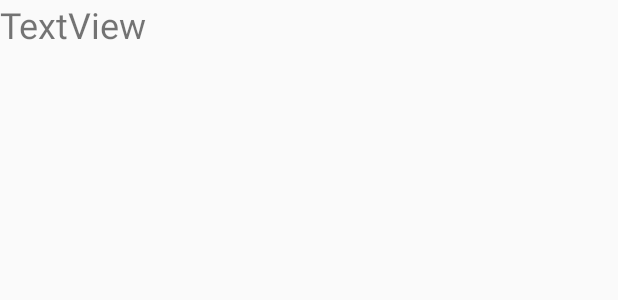
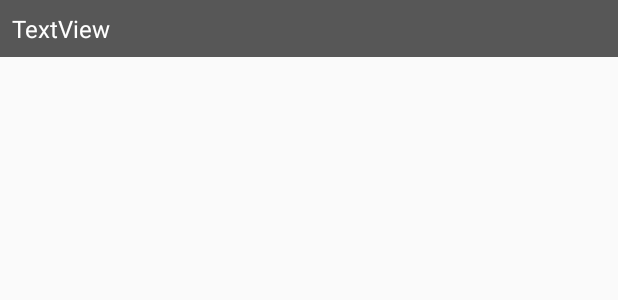
Before and after one commit to ZmanHsiao/calendar_planner, an Android app: the layout widget_list_item.xml on its own in the app's theme, with its tools: preview values and no code run, on a phone screen of 412 x 824 dp. Shown: the top 300 px of the screen. Run offline under Robolectric (Android 15) with nearby library versions, the phone set to English and light mode, and no system bars.

Commit message:
:house: Home screen widget

```diff
--- a/app/src/main/java/edu/uw/colind4/calendar_planner/HomeWidget.kt
+++ b/app/src/main/java/edu/uw/colind4/calendar_planner/HomeWidget.kt
@@ -3,10 +3,10 @@ package edu.uw.colind4.calendar_planner
 import android.app.PendingIntent
 import android.appwidget.AppWidgetManager
 import android.appwidget.AppWidgetProvider
-import android.content.ComponentName
 import android.content.Context
 import android.content.Intent
 import android.widget.RemoteViews
+import android.widget.Toast
 
 /**
  * Implementation of App Widget functionality.
@@ -44,6 +44,7 @@ class HomeWidget : AppWidgetProvider() {
                 setOnClickPendingIntent(R.id.appwidget_title_text, pendingIntent)
             }
         appWidgetManager.updateAppWidget(appWidgetId, views)
+        Toast.makeText(context, "onClick Updated!", Toast.LENGTH_SHORT).show()
     }
 
     // Update ListView in the widget
@@ -54,5 +55,6 @@ class HomeWidget : AppWidgetProvider() {
                 setRemoteAdapter(R.id.appwidget_list, intent)
             }
         appWidgetManager.updateAppWidget(appWidgetId, views)
+        Toast.makeText(context, "ListView Updated!", Toast.LENGTH_SHORT).show()
     }
 }
--- a/app/src/main/java/edu/uw/colind4/calendar_planner/MainActivity.kt
+++ b/app/src/main/java/edu/uw/colind4/calendar_planner/MainActivity.kt
@@ -17,7 +17,7 @@ class MainActivity : AppCompatActivity() {
 
     private fun updateWidget() {
         val intent = Intent(this, HomeWidget::class.java)
-        intent.setAction(AppWidgetManager.ACTION_APPWIDGET_UPDATE)
+        intent.action = AppWidgetManager.ACTION_APPWIDGET_UPDATE
         val ids = AppWidgetManager.getInstance(this).getAppWidgetIds(ComponentName(this, AppWidgetManager::class.java))
         intent.putExtra(AppWidgetManager.EXTRA_APPWIDGET_ID, ids)
         sendBroadcast(intent);
--- a/app/src/main/res/layout/widget_list_item.xml
+++ b/app/src/main/res/layout/widget_list_item.xml
@@ -1,12 +1,15 @@
 <?xml version="1.0" encoding="utf-8"?>
 <LinearLayout xmlns:android="http://schemas.android.com/apk/res/android"
     android:orientation="vertical" android:layout_width="match_parent"
-    android:layout_height="match_parent">
+    android:layout_height="wrap_content"
+    android:background="#A6000000">
 
     <TextView
-        android:textSize="24dp"
+        android:textSize="16sp"
+        android:padding="8dp"
         android:id="@+id/widget_list_text"
         android:layout_width="match_parent"
         android:layout_height="wrap_content"
+        android:textColor="#fff"
         android:text="TextView" />
 </LinearLayout>
--- a/build.gradle
+++ b/build.gradle
@@ -8,7 +8,7 @@ buildscript {
 
     }
     dependencies {
-        classpath 'com.android.tools.build:gradle:3.5.1'
+        classpath 'com.android.tools.build:gradle:3.5.2'
         classpath "org.jetbrains.kotlin:kotlin-gradle-plugin:$kotlin_version"
         // NOTE: Do not place your application dependencies here; they belong
         // in the individual module build.gradle files
```
Also changed, not shown: app/src/main/java/edu/uw/colind4/calendar_planner/WidgetRemoteViewsFactory.kt (+6 -5 lines), app/src/main/res/drawable-anydpi/ic_widget_add.xml (added, +14 -0 lines), app/src/main/res/layout/home_widget.xml (+9 -9 lines), app/src/main/res/drawable-hdpi/ic_widget_add.png (added), app/src/main/res/drawable-mdpi/ic_widget_add.png (added), app/src/main/res/drawable-xhdpi/ic_widget_add.png (added), app/src/main/res/drawable-xxhdpi/ic_widget_add.png (added).
